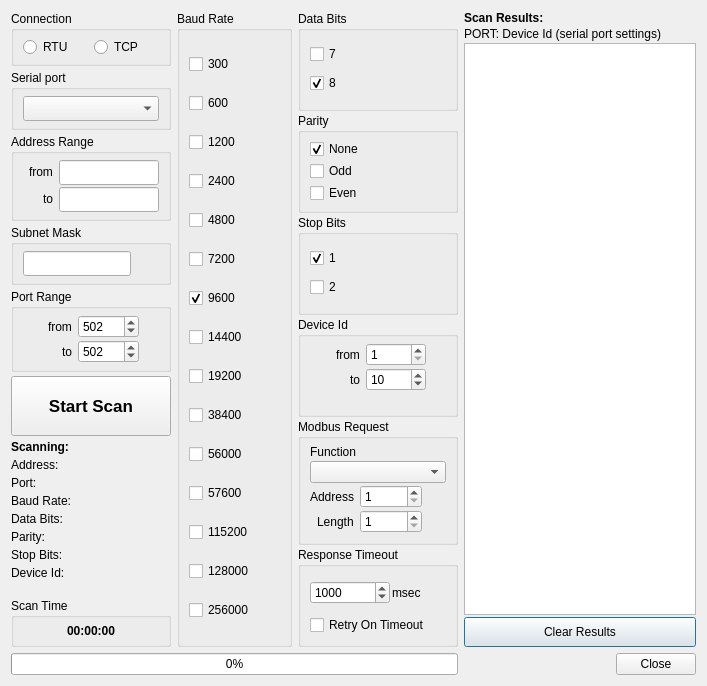
Qt form omodscan/dialogs/dialogmodbusscanner.ui (sanny32/OpenModScan) before a commit.
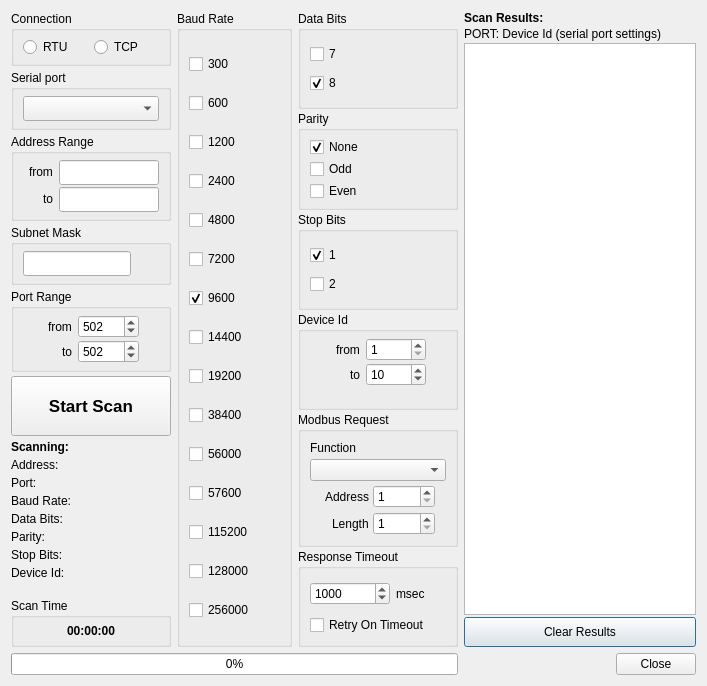
The same form after that commit. Icons and pictures are not drawn. Custom widgets are drawn as their Qt base class.

Commit message: Correct modbus scanner dialog ui

```diff
--- a/omodscan/dialogs/dialogmodbusscanner.ui
+++ b/omodscan/dialogs/dialogmodbusscanner.ui
@@ -223,6 +223,27 @@
          <property name="title">
           <string>Modbus Request</string>
          </property>
+         <layout class="QVBoxLayout" name="verticalLayout_12">
+          <property name="spacing">
+           <number>4</number>
+          </property>
+          <item>
+           <widget class="QLabel" name="labelFunction">
+            <property name="sizePolicy">
+             <sizepolicy hsizetype="Preferred" vsizetype="Fixed">
+              <horstretch>0</horstretch>
+              <verstretch>0</verstretch>
+             </sizepolicy>
+            </property>
+            <property name="text">
+             <string>Function</string>
+            </property>
+           </widget>
+          </item>
+          <item>
+           <widget class="FunctionCodeComboBox" name="comboBoxFunction"/>
+          </item>
+          <item>
          <layout class="QFormLayout" name="formLayout_3">
           <property name="labelAlignment">
            <set>Qt::AlignRight|Qt::AlignTrailing|Qt::AlignVCenter</set>
@@ -230,33 +251,14 @@
           <property name="formAlignment">
            <set>Qt::AlignHCenter|Qt::AlignTop</set>
           </property>
-          <property name="verticalSpacing">
-           <number>2</number>
-          </property>
-          <property name="topMargin">
-           <number>6</number>
-          </property>
-          <item row="0" column="0" colspan="2">
-           <widget class="QLabel" name="labelFunction">
-            <property name="sizePolicy">
-             <sizepolicy hsizetype="Preferred" vsizetype="Fixed">
-              <horstretch>0</horstretch>
-              <verstretch>0</verstretch>
-             </sizepolicy>
-            </property>
-            <property name="text">
-             <string>Function</string>
-            </property>
-           </widget>
-          </item>
-          <item row="2" column="0">
+            <item row="0" column="0">
            <widget class="QLabel" name="labelAddress">
             <property name="text">
              <string>Address</string>
             </property>
            </widget>
           </item>
-          <item row="2" column="1">
+            <item row="0" column="1">
            <widget class="FormattedSpinBox" name="spinBoxAddress">
             <property name="sizePolicy">
              <sizepolicy hsizetype="Fixed" vsizetype="Fixed">
@@ -278,14 +280,14 @@
             </property>
            </widget>
           </item>
-          <item row="3" column="0">
+            <item row="1" column="0">
            <widget class="QLabel" name="labelLength">
             <property name="text">
              <string>Length</string>
             </property>
            </widget>
           </item>
-          <item row="3" column="1">
+            <item row="1" column="1">
            <widget class="QSpinBox" name="spinBoxLength">
             <property name="sizePolicy">
              <sizepolicy hsizetype="Fixed" vsizetype="Fixed">
@@ -307,8 +309,7 @@
             </property>
            </widget>
           </item>
-          <item row="1" column="0" colspan="2">
-           <widget class="FunctionCodeComboBox" name="comboBoxFunction"/>
+           </layout>
           </item>
          </layout>
         </widget>
@@ -324,16 +325,16 @@
          <property name="title">
           <string>Response Timeout</string>
          </property>
-         <layout class="QVBoxLayout" name="verticalLayout_12">
-          <property name="spacing">
+         <layout class="QVBoxLayout" name="verticalLayout_14">
+          <item>
+           <layout class="QFormLayout" name="formLayout_5">
+            <property name="formAlignment">
+             <set>Qt::AlignLeading|Qt::AlignLeft|Qt::AlignVCenter</set>
+            </property>
+            <property name="verticalSpacing">
            <number>2</number>
           </property>
-          <property name="topMargin">
-           <number>6</number>
-          </property>
-          <item>
-           <layout class="QHBoxLayout" name="horizontalLayout">
-            <item>
+            <item row="0" column="0">
              <widget class="QSpinBox" name="spinBoxTimeout">
               <property name="sizePolicy">
                <sizepolicy hsizetype="Fixed" vsizetype="Fixed">
@@ -358,7 +359,7 @@
               </property>
              </widget>
             </item>
-            <item>
+            <item row="0" column="1">
              <widget class="QLabel" name="label">
               <property name="sizePolicy">
                <sizepolicy hsizetype="Fixed" vsizetype="Preferred">
@@ -371,19 +372,6 @@
               </property>
              </widget>
             </item>
-            <item>
-             <spacer name="horizontalSpacer_2">
-              <property name="orientation">
-               <enum>Qt::Horizontal</enum>
-              </property>
-              <property name="sizeHint" stdset="0">
-               <size>
-                <width>40</width>
-                <height>20</height>
-               </size>
-              </property>
-             </spacer>
-            </item>
            </layout>
           </item>
           <item>
```
Lines whose indentation alone changed are shown as unchanged.
